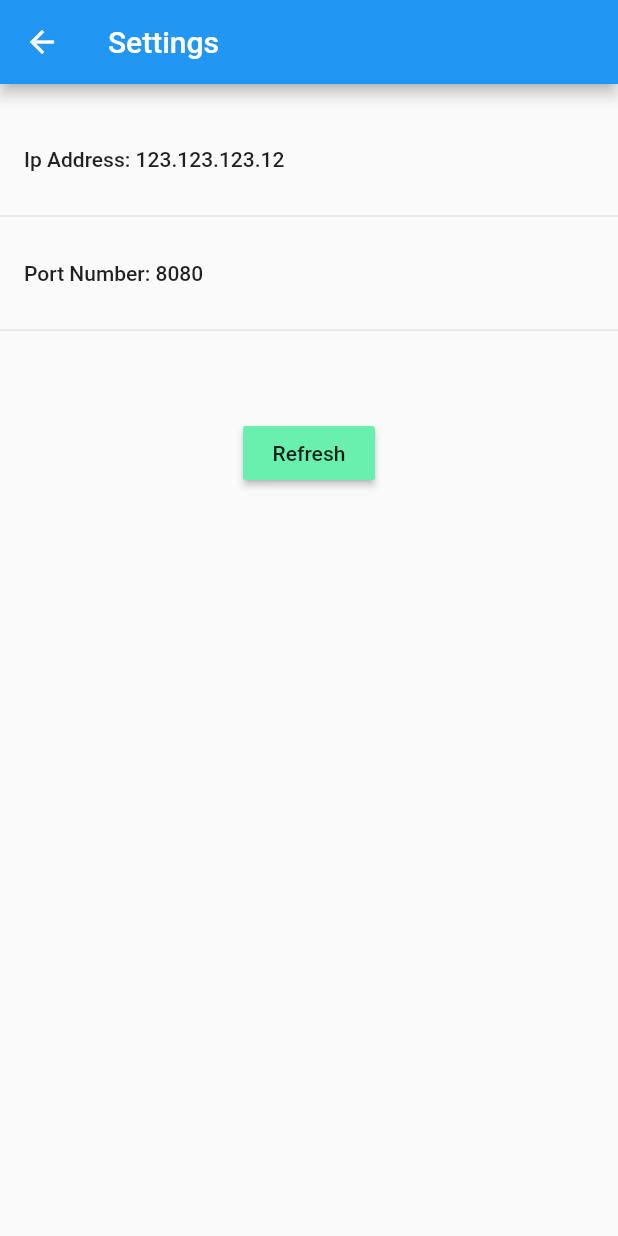
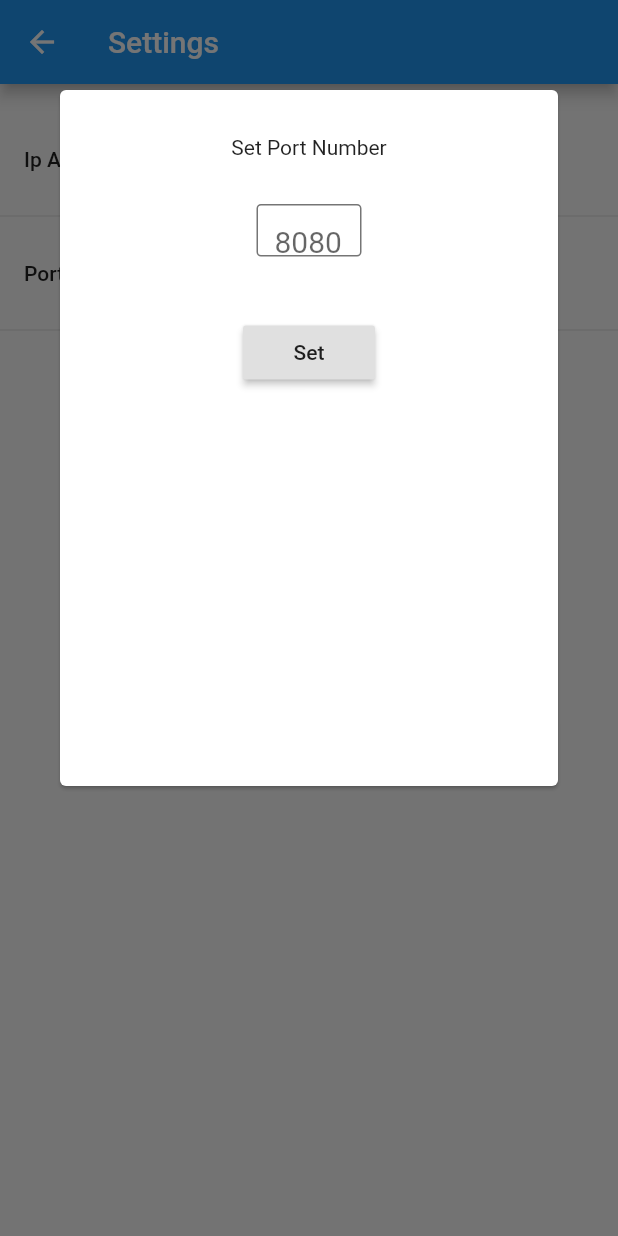
Before and after one commit to OmarJemal/Text2Braille, a Flutter app: the SettingsPage screen opened directly, after a tap on an icon or button, on a phone screen of 412 x 824 dp. Run offline on Flutter 3.47's test engine with Material 2 defaults, Android fonts, the phone set to English and light mode, and no system bars; our stand-ins replace shared_preferences, toast; accounts and stored records are empty.

Commit message:
add port number submit form

```diff
--- a/lib/Pages/SettingsPage.dart
+++ b/lib/Pages/SettingsPage.dart
@@ -20,6 +20,8 @@ class _SettingsPageState extends State<SettingsPage> {
   final ipController2 = TextEditingController();
   final ipController3 = TextEditingController();
   final ipController4 = TextEditingController();
+
+
 
   @override
   void dispose() {
@@ -188,13 +190,7 @@ class _SettingsPageState extends State<SettingsPage> {
                                     r'^(\d?\d?\d)\.(\d?\d?\d)\.(\d?\d?\d)\.(\d?\d?\d)$'))) {
                                   print("in here");
                                   preferences
-                                      .setIpAddress(ipController1.text +
-                                          "." +
-                                          ipController2.text +
-                                          "." +
-                                          ipController3.text +
-                                          "." +
-                                          ipController4.text)
+                                      .setIpAddress(ipAddress)
                                       .then((result) {
                                     if (result == "Changed ip Address") {
                                       Toast.show(
@@ -269,7 +265,104 @@ class _SettingsPageState extends State<SettingsPage> {
             width: MediaQuery.of(context).size.width,
             height: 60.0,
             child: FlatButton(
-              onPressed: () {},
+              onPressed: () {
+                showDialog(
+                  context: context,
+                  builder: (context) {
+                    return Card(
+                      margin: EdgeInsets.fromLTRB(40.0, 60.0, 40.0, 300),
+                      child: Container(
+                        child: Column(
+                          children: <Widget>[
+                            SizedBox(
+                              height: 30.0,
+                            ),
+                            Text("Set Port Number"),
+                            SizedBox(
+                              height: 30.0,
+                            ),
+                            //TODO: Restrict users to only 3 digits per ip section
+                            Row(
+                              crossAxisAlignment: CrossAxisAlignment.center,
+                              mainAxisAlignment: MainAxisAlignment.center,
+                              children: <Widget>[
+                                Container(
+                                  margin:
+                                      EdgeInsets.symmetric(horizontal: 10.0),
+                                  height: 35.0,
+                                  width: 70.0,
+                                  child: TextField(
+                                    style: TextStyle(fontSize: 20.0),
+                                    keyboardType:
+                                        TextInputType.numberWithOptions(),
+                                    autofocus: false,
+                                    maxLines: 1,
+                                    controller: portController,
+                                    decoration: InputDecoration(
+                                      contentPadding: EdgeInsets.fromLTRB(11.0, 3.0, 8.0, 3.0),
+                                        border: InputBorder.none,
+                                        hintText: "8080"),
+                                  ),
+                                  decoration: BoxDecoration(
+                                    borderRadius: BorderRadius.all(
+                                      Radius.circular(3.0),
+                                    ),
+                                    border: Border.all(color: Colors.black54),
+                                  ),
+                                ),
+                              ]
+                            ),
+                            SizedBox(
+                              height: 40.0,
+                            ),
+                            RaisedButton(
+                              onPressed: () {
+                                String portNumber = portController.text;
+
+                                if (portNumber.contains(RegExp(
+                                    r'^(\d?\d?\d?\d?)$'))) {
+                                  print("in here pt 3");
+                                  preferences
+                                      .setPortNumber(portNumber)
+                                      .then((result) {
+                                    if (result == "Changed port Number") {
+                                      Toast.show(
+                                        "Changed port Number",
+                                        context,
+                                        duration: Toast.LENGTH_SHORT,
+                                        gravity: Toast.BOTTOM,
+                                      );
+                                      Navigator.pop(context, null);
+                                    } else {
+                                      Toast.show(
+                                        "Something went wrong :(",
+                                        context,
+                                        duration: Toast.LENGTH_SHORT,
+                                        gravity: Toast.BOTTOM,
+                                      );
+                                    }
+                                  }).catchError((error) {
+                                    print("ERROR" + error + "\n");
+                                  });
+                                } else {
+                                  print('in here pt 4');
+                                  Toast.show(
+                                    "Something went wrong :(",
+                                    context,
+                                    duration: Toast.LENGTH_SHORT,
+                                    gravity: Toast.BOTTOM,
+                                  );
+                                }
+                              },
+                              child: Text("Set"),
+                            )
+                          ],
+                        ),
+                      ),
+                    );
+                  },
+                );
+              },
               child: Align(
                 alignment: Alignment.centerLeft,
                 child: FutureBuilder(
```
